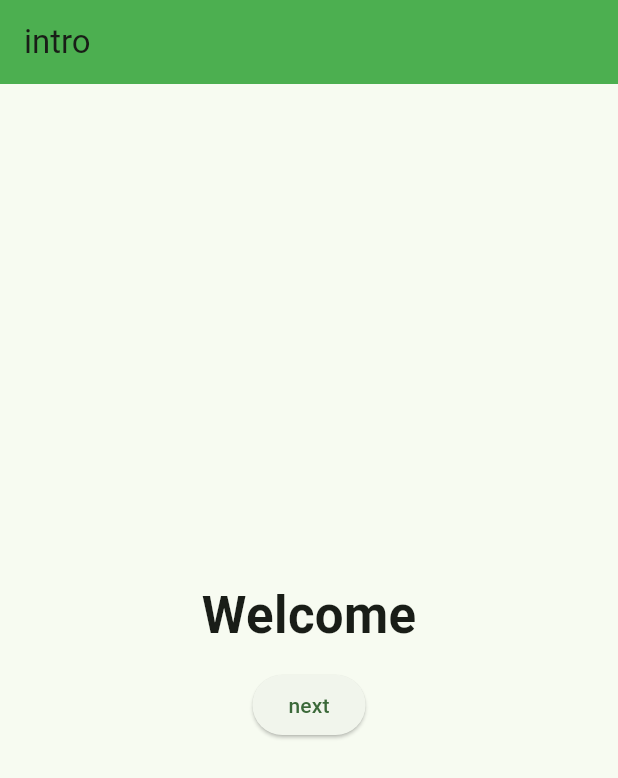
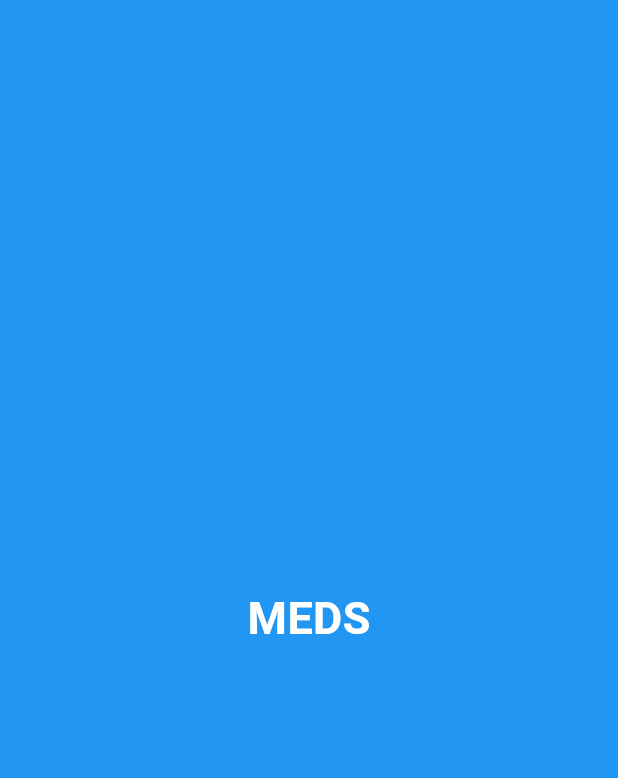
Before and after one commit to com-engineer/MEDS, a Flutter app: the first screen one second after launch, on a phone screen of 412 x 824 dp. Shown: the top 778 px of the screen. Run offline on Flutter 3.47's test engine with Material 3 defaults, Android fonts, the phone set to English and light mode, and no system bars.

Commit message:
added splash page at the starting

```diff
--- a/lib/main.dart
+++ b/lib/main.dart
@@ -1,6 +1,7 @@
 import 'package:flutter/material.dart';
 import 'package:intl/intl.dart';
 import 'package:my_first_app/intropage.dart';
+import 'package:my_first_app/splash_screen.dart';
 
 void main() {
   runApp(const MyApp());
@@ -21,7 +22,7 @@ class MyApp extends StatelessWidget {
         useMaterial3: true,
       ),
 
-      home: Intropage(),
+      home: SplashScreen(),
     );
   }
 }
--- /dev/null
+++ b/lib/splash_screen.dart
@@ -0,0 +1,35 @@
+import 'dart:async';
+import 'package:my_first_app/intropage.dart';
+
+import 'package:flutter/material.dart';
+
+class SplashScreen extends StatefulWidget{
+  @override
+  State<SplashScreen> createState() => _SplashScreenState();
+}
+
+class _SplashScreenState extends State<SplashScreen> {
+  @override
+  void initState() {
+      super.initState();
+     Timer(Duration(seconds: 5), (){
+      Navigator.pushReplacement(context, MaterialPageRoute(builder: (context){
+       return Intropage();
+      },));
+     },);
+  }
+  @override
+  Widget build(BuildContext context) {
+ return Scaffold(
+  body: Container(
+    color: Colors.blue,
+    child: Center(
+      child: Text('MEDS',style: TextStyle(fontWeight: FontWeight.w700,
+      color: Colors.white,
+      fontSize: 30),
+      ),
+    ),
+  ),
+ );
+  }
+}
```
